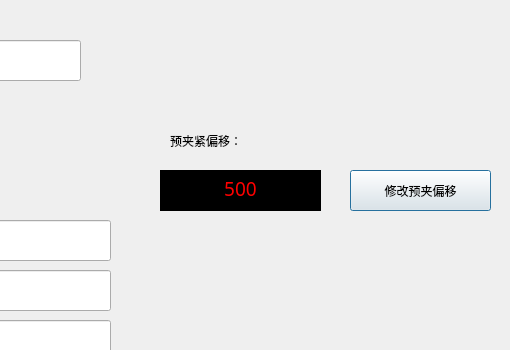
The window that UI_SetFixLeng.ui (FSPengchen/Steel_FixdLengthSystem) describes before a commit, drawn with Qt 5; both pictures show x 280 to 790 and y 0 to 350 of the 790 by 612 pixel window.
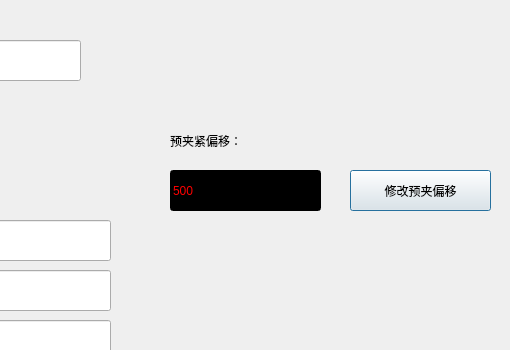
The same window after the commit.

```diff
--- a/UI_SetFixLeng.ui
+++ b/UI_SetFixLeng.ui
@@ -61,37 +61,6 @@
     <string>预夹紧偏移：</string>
    </property>
   </widget>
-  <widget class="QTextEdit" name="Lne_PreClampOffset">
-   <property name="geometry">
-    <rect>
-     <x>440</x>
-     <y>170</y>
-     <width>161</width>
-     <height>41</height>
-    </rect>
-   </property>
-   <property name="font">
-    <font>
-     <family>微软雅黑</family>
-     <pointsize>10</pointsize>
-     <weight>50</weight>
-     <italic>false</italic>
-     <bold>false</bold>
-    </font>
-   </property>
-   <property name="styleSheet">
-    <string notr="true">background-color:black;
-font: 10pt &quot;微软雅黑&quot;;
-color:red;</string>
-   </property>
-   <property name="html">
-    <string>&lt;!DOCTYPE HTML PUBLIC &quot;-//W3C//DTD HTML 4.0//EN&quot; &quot;http://www.w3.org/TR/REC-html40/strict.dtd&quot;&gt;
-&lt;html&gt;&lt;head&gt;&lt;meta name=&quot;qrichtext&quot; content=&quot;1&quot; /&gt;&lt;style type=&quot;text/css&quot;&gt;
-p, li { white-space: pre-wrap; }
-&lt;/style&gt;&lt;/head&gt;&lt;body style=&quot; font-family:'微软雅黑'; font-size:10pt; font-weight:400; font-style:normal;&quot;&gt;
-&lt;p align=&quot;center&quot; style=&quot; margin-top:0px; margin-bottom:0px; margin-left:0px; margin-right:0px; -qt-block-indent:0; text-indent:0px;&quot;&gt;&lt;span style=&quot; font-size:14pt;&quot;&gt;500&lt;/span&gt;&lt;/p&gt;&lt;/body&gt;&lt;/html&gt;</string>
-   </property>
-  </widget>
   <widget class="QPushButton" name="Btn__PreClampOffset">
    <property name="geometry">
     <rect>
@@ -388,6 +357,24 @@
     </rect>
    </property>
   </widget>
+  <widget class="QLineEdit" name="Lne_PreClampOffset">
+   <property name="geometry">
+    <rect>
+     <x>450</x>
+     <y>170</y>
+     <width>151</width>
+     <height>41</height>
+    </rect>
+   </property>
+   <property name="styleSheet">
+    <string notr="true">background-color:black;
+color:red;
+font: 14pt &quot;微软雅黑&quot;</string>
+   </property>
+   <property name="text">
+    <string>500</string>
+   </property>
+  </widget>
  </widget>
  <resources/>
  <connections/>
```
